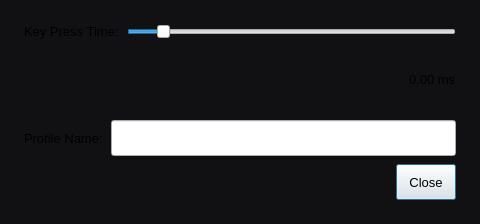
Qt form src/gui/extraprofilesettingsdialog.ui (davaughnl/Pad) before a commit.
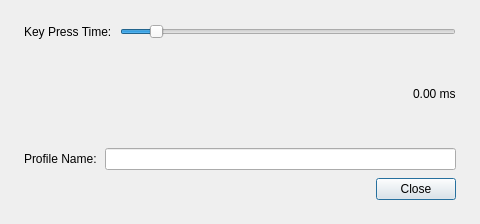
The same form after that commit.

Commit message: dialogs: strip remaining per-dialog stylesheets

```diff
--- a/src/gui/extraprofilesettingsdialog.ui
+++ b/src/gui/extraprofilesettingsdialog.ui
@@ -2,24 +2,6 @@
 <ui version="4.0">
  <class>ExtraProfileSettingsDialog</class>
  <widget class="QDialog" name="ExtraProfileSettingsDialog">
-  <property name="styleSheet"><string>QWidget { font-family: &quot;Geist&quot;; font-size: 13px; font-weight: 400; }
-QDialog { background: #111113; }
-QPushButton, QToolButton { min-height: 24px; padding: 5px 12px; }
-QComboBox, QLineEdit, QSpinBox, QDoubleSpinBox { min-height: 24px; padding-top: 5px; padding-bottom: 5px; }
-QSpinBox { min-width: 96px; }
-QGroupBox { padding: 16px; margin-top: 16px; }
-QGroupBox::title { color: #b8b8bf; left: 16px; }
-QLabel:disabled, QCheckBox:disabled { color: #67676f; }
-QDialogButtonBox { border: none; padding-top: 8px; }
-QTextBrowser, QPlainTextEdit { background: #19191c; border: 1px solid #303036; border-radius: 8px; padding: 16px; color: #eeeeef; selection-background-color: #505058; }
-QLabel#titleLabel { font-size: 24px; }
-QLabel#versionLabel, QLabel#copyrightLabel { color: #a0a0a8; }
-QLabel#steps { color: #b8b8bf; padding: 16px; background: #19191c; border: 1px solid #303036; border-radius: 8px; }
-QStackedWidget#statusStack { background: #19191c; border: 1px solid #303036; border-radius: 8px; }
-QFrame[frameShape="4"], QFrame[frameShape="5"] { color: #29292d; background: #29292d; max-height: 1px; border: none; }
-QTableWidget { background: #19191c; border: 1px solid #303036; gridline-color: #29292d; }
-QHeaderView::section { background: #242427; color: #b8b8bf; padding: 8px; border: none; }
-</string></property>
   <property name="geometry">
    <rect>
     <x>0</x>
```
The commit also changes 5 other files.
